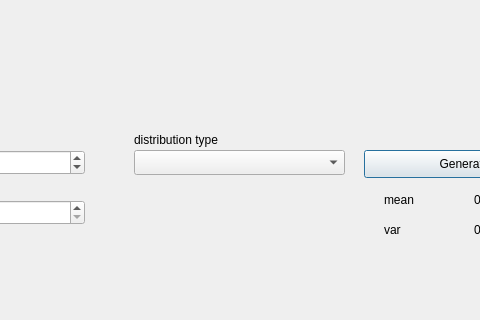
The window that src/LR2/gui/main.ui (SokolDuck/Mod_L) describes before a commit, drawn with Qt 5; both pictures show x 166 to 646 and y 280 to 600 of the 800 by 600 pixel window.
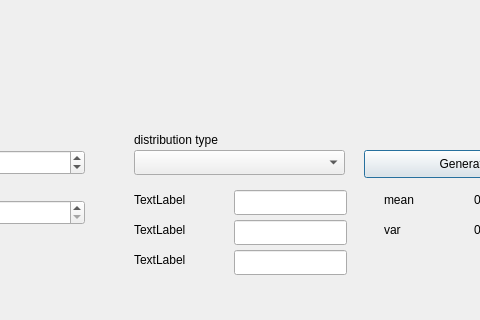
The same window after the commit.

Patch:
```diff
--- a/src/LR2/gui/main.ui
+++ b/src/LR2/gui/main.ui
@@ -175,6 +175,75 @@
      <number>20</number>
     </property>
    </widget>
+   <widget class="QLabel" name="param_1_label">
+    <property name="geometry">
+     <rect>
+      <x>300</x>
+      <y>470</y>
+      <width>68</width>
+      <height>19</height>
+     </rect>
+    </property>
+    <property name="text">
+     <string>TextLabel</string>
+    </property>
+   </widget>
+   <widget class="QLineEdit" name="param_1">
+    <property name="geometry">
+     <rect>
+      <x>400</x>
+      <y>470</y>
+      <width>113</width>
+      <height>25</height>
+     </rect>
+    </property>
+   </widget>
+   <widget class="QLineEdit" name="param_2">
+    <property name="geometry">
+     <rect>
+      <x>400</x>
+      <y>500</y>
+      <width>113</width>
+      <height>25</height>
+     </rect>
+    </property>
+   </widget>
+   <widget class="QLabel" name="param_2_label">
+    <property name="geometry">
+     <rect>
+      <x>300</x>
+      <y>500</y>
+      <width>68</width>
+      <height>19</height>
+     </rect>
+    </property>
+    <property name="text">
+     <string>TextLabel</string>
+    </property>
+   </widget>
+   <widget class="QLineEdit" name="param_3">
+    <property name="geometry">
+     <rect>
+      <x>400</x>
+      <y>530</y>
+      <width>113</width>
+      <height>25</height>
+     </rect>
+    </property>
+   </widget>
+   <widget class="QLabel" name="param_3_label">
+    <property name="geometry">
+     <rect>
+      <x>300</x>
+      <y>530</y>
+      <width>68</width>
+      <height>19</height>
+     </rect>
+    </property>
+    <property name="text">
+     <string>TextLabel</string>
+    </property>
+   </widget>
   </widget>
  </widget>
  <resources/>
```
